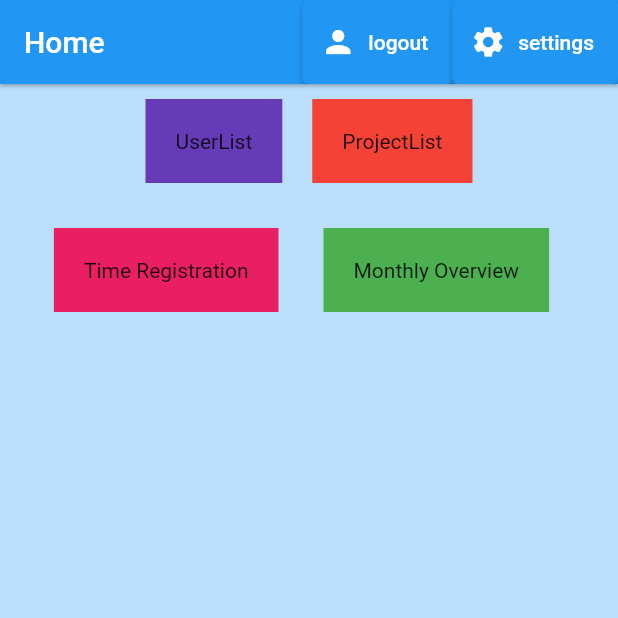
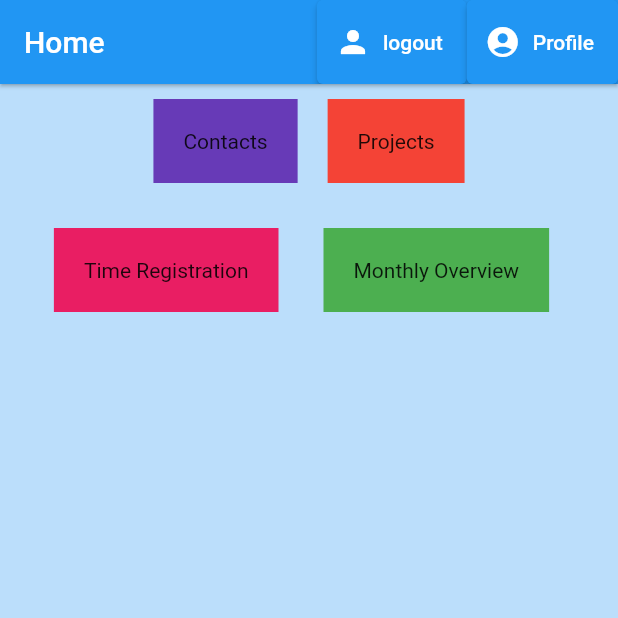
Before and after one commit to Sonicpaul/Bachelor, a Flutter app: the ProjectWidget screen opened directly, after a tap on the "arrow back" icon, on a phone screen of 412 x 824 dp, the top half of it. Run offline on Flutter 3.47's test engine with Material 2 defaults, Android fonts, the phone set to English and light mode, and no system bars; our stand-ins replace cloud_firestore, firebase_auth, firebase_core, flutter_spinkit; missing offline and left inert: searchable_dropdown; accounts and stored records are empty.

Commit message:
QOL improvements

```diff
--- a/plens_app/lib/view/home/home.dart
+++ b/plens_app/lib/view/home/home.dart
@@ -38,8 +38,8 @@ class Home extends StatelessWidget {
             ),
             ElevatedButton.icon(
                 onPressed: () => _showSettingsPanel(),
-                icon: Icon(Icons.settings),
-                label: Text('settings'))
+                icon: Icon(Icons.account_circle_rounded),
+                label: Text('Profile'))
           ],
         ),
         body: Column(
@@ -53,7 +53,7 @@ class Home extends StatelessWidget {
                       child: Container(
                         padding: EdgeInsets.all(20),
                         color: Colors.deepPurple,
-                        child: Text('UserList'),
+                        child: Text('Contacts'),
                       ),
                       onTap: () {
                         Navigator.push(
@@ -68,7 +68,7 @@ class Home extends StatelessWidget {
                       child: Container(
                         padding: EdgeInsets.all(20),
                         color: Colors.red,
-                        child: Text('ProjectList'),
+                        child: Text('Projects'),
                       ),
                       onTap: () {
                         Navigator.push(
--- a/plens_app/lib/view/home/settings_Form.dart
+++ b/plens_app/lib/view/home/settings_Form.dart
@@ -12,7 +12,6 @@ class SettingsForm extends StatefulWidget {
 }
 
 class _SettingsFormState extends State<SettingsForm> {
-
   final _formKey = GlobalKey<FormState>();
   final AuthService _authService = AuthService();
 
@@ -25,60 +24,64 @@ class _SettingsFormState extends State<SettingsForm> {
 
   @override
   Widget build(BuildContext context) {
-
     final user = Provider.of<User>(context);
 
     return StreamBuilder<UserData>(
         stream: DatabaseService(uid: user.uid).userData,
         builder: (context, snapshot) {
-        if(snapshot.hasData){
+          if (snapshot.hasData) {
             UserData userData = snapshot.data;
             return Form(
               key: _formKey,
               child: Column(
                 children: <Widget>[
-                Text('Update your data',
+                  Text(
+                    'Update your profile',
                     style: TextStyle(fontSize: 20),
                   ),
                   SizedBox(height: 20),
                   TextFormField(
                     initialValue: userData.name,
                     decoration: textInputDecoration,
-                  validator: (val) => val.isEmpty ? 'Please enter a name' : null,
+                    validator: (val) =>
+                        val.isEmpty ? 'Please enter a name' : null,
                     onChanged: (val) => setState(() => _currentName = val),
                   ),
                   SizedBox(height: 20),
                   TextFormField(
                     initialValue: userData.email,
                     decoration: textInputDecoration,
-                  validator: (val) => val.isEmpty ? 'Please enter a email' : null,
+                    validator: (val) =>
+                        val.isEmpty ? 'Please enter a email' : null,
                     onChanged: (val) => setState(() => _currentEmail = val),
                   ),
-                Text(error, style: TextStyle(color: Colors.red, fontSize: 10)),
+                  Text(error,
+                      style: TextStyle(color: Colors.red, fontSize: 10)),
                   SizedBox(height: 20),
                   TextFormField(
                     initialValue: userData.phone,
                     decoration: textInputDecoration,
-                  validator: (val) => val.isEmpty ? 'Please enter a phone number' : null,
+                    validator: (val) =>
+                        val.isEmpty ? 'Please enter a phone number' : null,
                     onChanged: (val) => setState(() => _currentPhone = val),
                   ),
                   SizedBox(height: 20),
                   ElevatedButton(
                     child: Text('Update'),
                     onPressed: () async {
-                    if(_formKey.currentState.validate()){
-                      dynamic result = await _authService.updateUserEmail(_currentEmail ?? userData.email);
+                      if (_formKey.currentState.validate()) {
+                        dynamic result = await _authService
+                            .updateUserEmail(_currentEmail ?? userData.email);
 
-                      if(result == null){
-                       setState(() => error = 'Check the Email address please or try to log out and sign in again.');
-
-                      }else{
+                        if (result == null) {
+                          setState(() => error =
+                              'Check the Email address please or try to log out and sign in again.');
+                        } else {
                           print(result);
                           await DatabaseService(uid: user.uid).updateUserData(
                               _currentName ?? userData.name,
                               _currentEmail ?? userData.email,
-                          _currentPhone ?? userData.phone
-                      );
+                              _currentPhone ?? userData.phone);
                           Navigator.pop(context);
                         }
                       }
@@ -87,10 +90,9 @@ class _SettingsFormState extends State<SettingsForm> {
                 ],
               ),
             );
-        }else{
+          } else {
             return Loading();
           }
-      }
-    );
+        });
   }
 }
--- a/plens_app/lib/view/projects/project_Widget.dart
+++ b/plens_app/lib/view/projects/project_Widget.dart
@@ -40,7 +40,7 @@ class ProjectWidget extends StatelessWidget {
             elevation: 1.0,
             actions: <Widget>[
               ElevatedButton.icon(
-                  icon: Icon(Icons.person),
+                  icon: Icon(Icons.folder),
                   label: Text('Add a project'),
                   onPressed: () => _addANewProject()),
             ],
--- a/plens_app/lib/view/wrapper.dart
+++ b/plens_app/lib/view/wrapper.dart
@@ -7,15 +7,13 @@ import 'package:provider/provider.dart';
 class Wrapper extends StatelessWidget {
   @override
   Widget build(BuildContext context) {
-
     final user = Provider.of<User>(context);
-
 
     //return Home or Register
 
-    if (user == null){
+    if (user == null) {
       return Authenticate();
-    } else{
+    } else {
       return Home();
     }
   }
```
Also changed, not shown: plens_app/lib/services/auth.dart (+19 -2 lines), plens_app/lib/view/login/sign_in_view.dart (+80 -17 lines), plens_app/lib/view/register/register_view.dart (+25 -17 lines), plens_app/lib/view/users/user_widget.dart (+1 -29 lines). Lines whose indentation alone changed are shown as unchanged.
